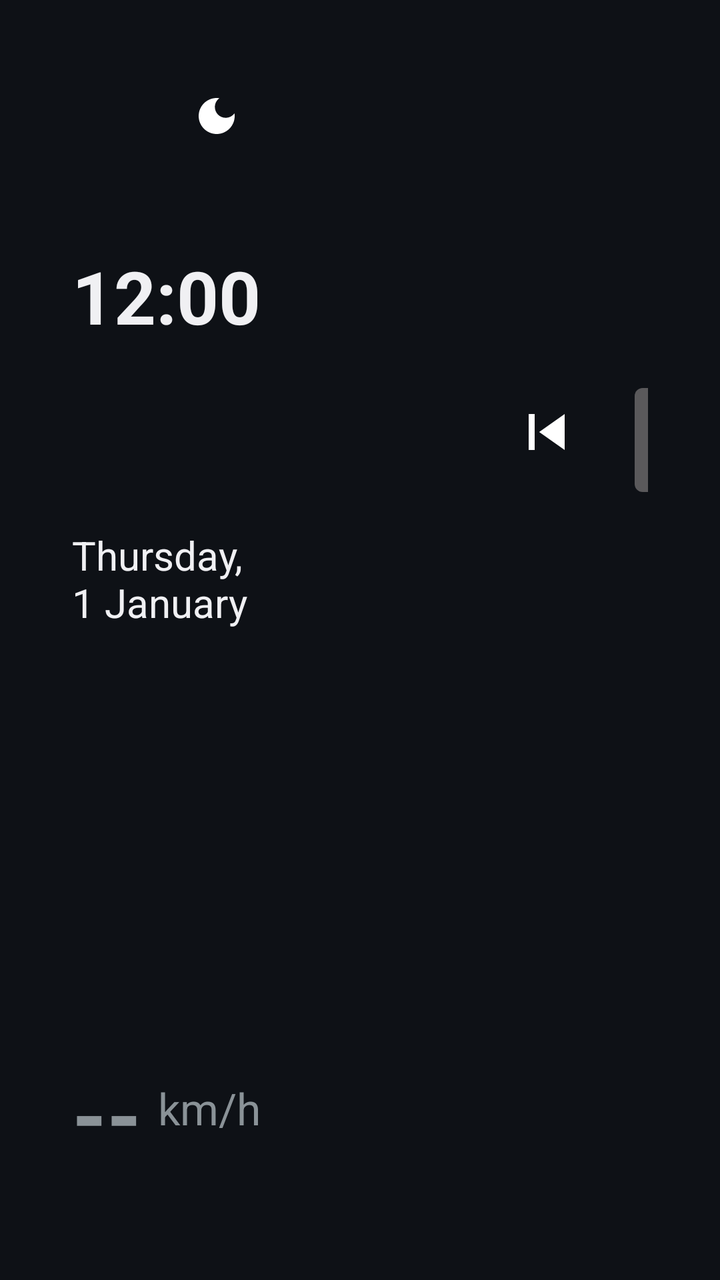
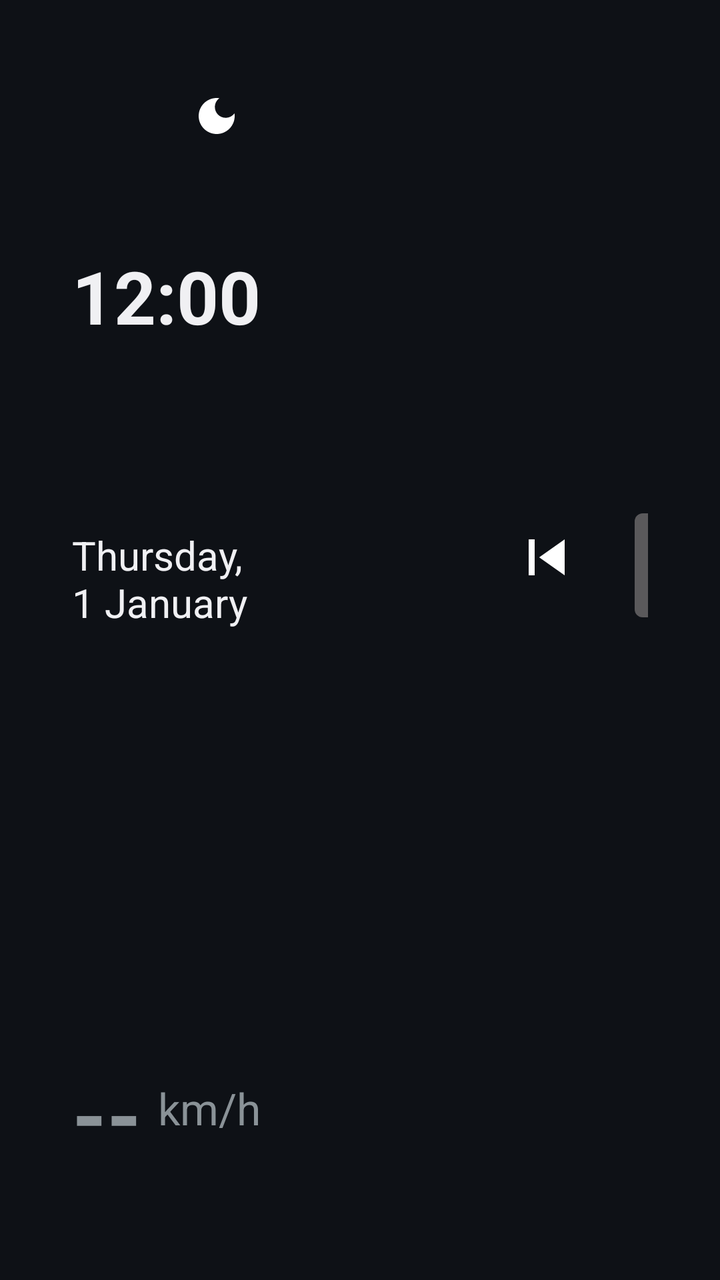

Compare the two renders of this Android layout. The source of the first and the diff that turns it into the second are given below.
<!-- AndroidManifest.xml: application theme HomeTheme -->
<!-- res/layout/activity_home.xml -->
<?xml version="1.0" encoding="utf-8"?>
<LinearLayout xmlns:android="http://schemas.android.com/apk/res/android"
    android:id="@+id/root"
    android:layout_width="match_parent"
    android:layout_height="match_parent"
    android:baselineAligned="false"
    android:orientation="horizontal"
    android:padding="16dp">

    
    <LinearLayout
        android:layout_width="0dp"
        android:layout_height="match_parent"
        android:layout_weight="1"
        android:orientation="vertical">

        <FrameLayout
            android:id="@+id/clock_card"
            style="@style/Card"
            android:layout_width="match_parent"
            android:layout_height="0dp"
            android:layout_weight="1.15">

            <LinearLayout
                android:layout_width="match_parent"
                android:layout_height="match_parent"
                android:gravity="center_vertical"
                android:orientation="vertical">

                <TextClock
                    android:id="@+id/time"
                    android:layout_width="match_parent"
                    android:layout_height="0dp"
                    android:layout_weight="1"
                    android:autoSizeMaxTextSize="140sp"
                    android:autoSizeMinTextSize="32sp"
                    android:autoSizeTextType="uniform"
                    android:format12Hour="h:mm"
                    android:format24Hour="HH:mm"
                    android:gravity="center_vertical"
                    android:includeFontPadding="false"
                    android:maxLines="1"
                    android:textStyle="bold" />

                <TextClock
                    android:id="@+id/date"
                    android:layout_width="wrap_content"
                    android:layout_height="wrap_content"
                    android:format12Hour="EEEE, d MMMM"
                    android:format24Hour="EEEE, d MMMM"
                    android:textSize="20sp" />
            </LinearLayout>

            <ImageButton
                android:id="@+id/theme_button"
                android:layout_width="44dp"
                android:layout_height="44dp"
                android:layout_gravity="top|end"
                android:background="?android:attr/selectableItemBackgroundBorderless"
                android:contentDescription="Day / night"
                android:src="@drawable/ic_theme" />

            <TextView
                android:id="@+id/theme_label"
                android:layout_width="wrap_content"
                android:layout_height="wrap_content"
                android:layout_gravity="top|end"
                android:layout_marginTop="40dp"
                android:textSize="11sp"
                android:textStyle="bold" />
        </FrameLayout>

        <LinearLayout
            android:id="@+id/speed_card"
            style="@style/Card"
            android:layout_width="match_parent"
            android:layout_height="0dp"
            android:layout_marginTop="12dp"
            android:layout_weight="1"
            android:gravity="center_vertical"
            android:orientation="vertical">

            <LinearLayout
                android:layout_width="match_parent"
                android:layout_height="0dp"
                android:layout_weight="1"
                android:gravity="bottom"
                android:orientation="horizontal">

                <TextView
                    android:id="@+id/speed"
                    android:layout_width="0dp"
                    android:layout_height="match_parent"
                    android:layout_weight="1"
                    android:autoSizeMaxTextSize="120sp"
                    android:autoSizeMinTextSize="32sp"
                    android:autoSizeTextType="uniform"
                    android:gravity="bottom"
                    android:includeFontPadding="false"
                    android:maxLines="1"
                    android:text="--"
                    android:textStyle="bold" />

                <TextView
                    android:id="@+id/speed_unit"
                    android:layout_width="wrap_content"
                    android:layout_height="wrap_content"
                    android:layout_marginStart="8dp"
                    android:layout_marginBottom="8dp"
                    android:text="km/h"
                    android:textSize="22sp" />
            </LinearLayout>

            <TextView
                android:id="@+id/gps_status"
                android:layout_width="wrap_content"
                android:layout_height="wrap_content"
                android:textSize="14sp" />
        </LinearLayout>
    </LinearLayout>

    
    <LinearLayout
        android:layout_width="0dp"
        android:layout_height="match_parent"
        android:layout_marginStart="12dp"
        android:layout_weight="1.35"
        android:orientation="vertical">

        <LinearLayout
            android:id="@+id/media_card"
            style="@style/Card"
            android:layout_width="match_parent"
            android:layout_height="0dp"
            android:layout_weight="1.15"
            android:gravity="center_vertical"
            android:orientation="horizontal">

            <ImageView
                android:id="@+id/art"
                android:layout_width="0dp"
                android:layout_height="match_parent"
                android:layout_weight="0.55"
                android:adjustViewBounds="true"
                android:contentDescription="@null"
                android:scaleType="centerCrop" />

            <LinearLayout
                android:layout_width="0dp"
                android:layout_height="match_parent"
                android:layout_marginStart="20dp"
                android:layout_weight="1"
                android:gravity="center_vertical"
                android:orientation="vertical">

                <TextView
                    android:id="@+id/source"
                    android:layout_width="wrap_content"
                    android:layout_height="wrap_content"
                    android:letterSpacing="0.1"
                    android:textAllCaps="true"
                    android:textSize="12sp"
                    android:textStyle="bold" />

                <TextView
                    android:id="@+id/title"
                    android:layout_width="match_parent"
                    android:layout_height="wrap_content"
                    android:layout_marginTop="4dp"
                    android:ellipsize="end"
                    android:maxLines="2"
                    android:textSize="24sp"
                    android:textStyle="bold" />

                <TextView
                    android:id="@+id/artist"
                    android:layout_width="match_parent"
                    android:layout_height="wrap_content"
                    android:layout_marginTop="2dp"
                    android:ellipsize="end"
                    android:maxLines="1"
                    android:textSize="17sp" />

                <LinearLayout
                    android:id="@+id/controls"
                    android:layout_width="wrap_content"
                    android:layout_height="wrap_content"
                    android:layout_marginTop="12dp"
                    android:orientation="horizontal">

                    <ImageButton
                        android:id="@+id/prev"
                        android:layout_width="56dp"
                        android:layout_height="56dp"
                        android:background="?android:attr/selectableItemBackgroundBorderless"
                        android:contentDescription="Previous"
                        android:scaleType="fitCenter"
                        android:padding="10dp"
                        android:src="@drawable/ic_prev" />

                    <ImageButton
                        android:id="@+id/play"
                        android:layout_width="64dp"
                        android:layout_height="64dp"
                        android:layout_marginStart="12dp"
                        android:layout_marginEnd="12dp"
                        android:contentDescription="Play / pause"
                        android:padding="14dp"
                        android:scaleType="fitCenter"
                        android:src="@drawable/ic_play" />

                    <ImageButton
                        android:id="@+id/next"
                        android:layout_width="56dp"
                        android:layout_height="56dp"
                        android:background="?android:attr/selectableItemBackgroundBorderless"
                        android:contentDescription="Next"
                        android:padding="10dp"
                        android:scaleType="fitCenter"
                        android:src="@drawable/ic_next" />
                </LinearLayout>
            </LinearLayout>
        </LinearLayout>

        <GridLayout
            android:id="@+id/tiles"
            android:layout_width="match_parent"
            android:layout_height="0dp"
            android:layout_marginTop="12dp"
            android:layout_weight="1"
            android:columnCount="3"
            android:rowCount="2" />
    </LinearLayout>
</LinearLayout>
<!-- resources referenced by this layout -->
<resources>
  <!-- drawable ic_next (drawable) -->
  <?xml version="1.0" encoding="utf-8"?>
  <vector xmlns:android="http://schemas.android.com/apk/res/android"
      android:width="24dp" android:height="24dp"
      android:viewportWidth="24" android:viewportHeight="24">
      <path android:fillColor="#FFFFFFFF" android:pathData="M6,18l8.5,-6L6,6v12zM16,6v12h2V6h-2z" />
  </vector>
  <!-- drawable ic_play (drawable) -->
  <?xml version="1.0" encoding="utf-8"?>
  <vector xmlns:android="http://schemas.android.com/apk/res/android"
      android:width="24dp" android:height="24dp"
      android:viewportWidth="24" android:viewportHeight="24">
      <path android:fillColor="#FFFFFFFF" android:pathData="M8,5v14l11,-7z" />
  </vector>
  <!-- drawable ic_prev (drawable) -->
  <?xml version="1.0" encoding="utf-8"?>
  <vector xmlns:android="http://schemas.android.com/apk/res/android"
      android:width="24dp" android:height="24dp"
      android:viewportWidth="24" android:viewportHeight="24">
      <path android:fillColor="#FFFFFFFF" android:pathData="M6,6h2v12H6zM9.5,12l8.5,6V6z" />
  </vector>
  <!-- drawable ic_theme (drawable) -->
  <?xml version="1.0" encoding="utf-8"?>
  <vector xmlns:android="http://schemas.android.com/apk/res/android"
      android:width="24dp" android:height="24dp"
      android:viewportWidth="24" android:viewportHeight="24">
      <path android:fillColor="#FFFFFFFF" android:pathData="M12,3c-4.97,0 -9,4.03 -9,9s4.03,9 9,9 9,-4.03 9,-9c0,-0.46 -0.04,-0.92 -0.1,-1.36 -0.98,1.37 -2.58,2.26 -4.4,2.26 -2.98,0 -5.4,-2.42 -5.4,-5.4 0,-1.81 0.89,-3.42 2.26,-4.4C12.92,3.04 12.46,3 12,3z" />
  </vector>
  <style name="Card">
          <item name="android:padding">20dp</item>
      </style>
  <style name="HomeTheme" parent="@android:style/Theme.DeviceDefault.NoActionBar">
          <item name="android:windowBackground">@color/night_bg</item>
          <item name="android:colorAccent">@color/accent</item>
          <item name="android:windowShowWallpaper">false</item>
      </style>
  <color name="night_bg">#0E1116</color>
  <color name="accent">#2EC4B6</color>
</resources>

<!-- the commit's change to res/layout/activity_home.xml (unified diff, before → after) -->
@@ -153,6 +153,13 @@
                 android:gravity="center_vertical"
                 android:orientation="vertical">
 
+                <LinearLayout
+                    android:layout_width="match_parent"
+                    android:layout_height="0dp"
+                    android:layout_weight="1"
+                    android:gravity="center_vertical"
+                    android:orientation="vertical">
+
                 <TextView
                     android:id="@+id/source"
                     android:layout_width="wrap_content"
@@ -168,7 +175,7 @@
                     android:layout_height="wrap_content"
                     android:layout_marginTop="4dp"
                     android:ellipsize="end"
-                    android:maxLines="2"
+                    android:maxLines="1"
                     android:textSize="24sp"
                     android:textStyle="bold" />
 
@@ -180,12 +187,13 @@
                     android:ellipsize="end"
                     android:maxLines="1"
                     android:textSize="17sp" />
+                </LinearLayout>
 
                 <LinearLayout
                     android:id="@+id/controls"
                     android:layout_width="wrap_content"
                     android:layout_height="wrap_content"
-                    android:layout_marginTop="12dp"
+                    android:layout_marginTop="4dp"
                     android:orientation="horizontal">
 
                     <ImageButton
